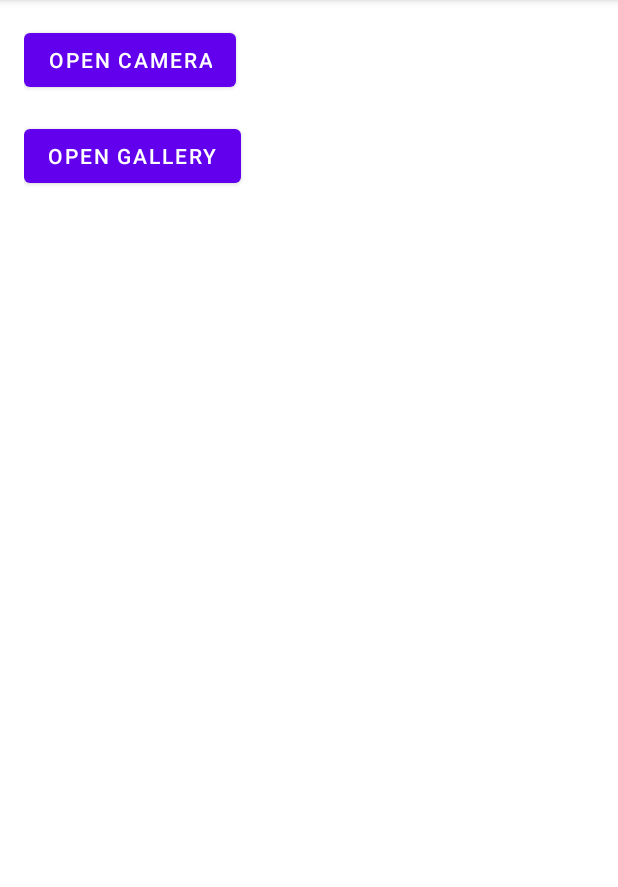
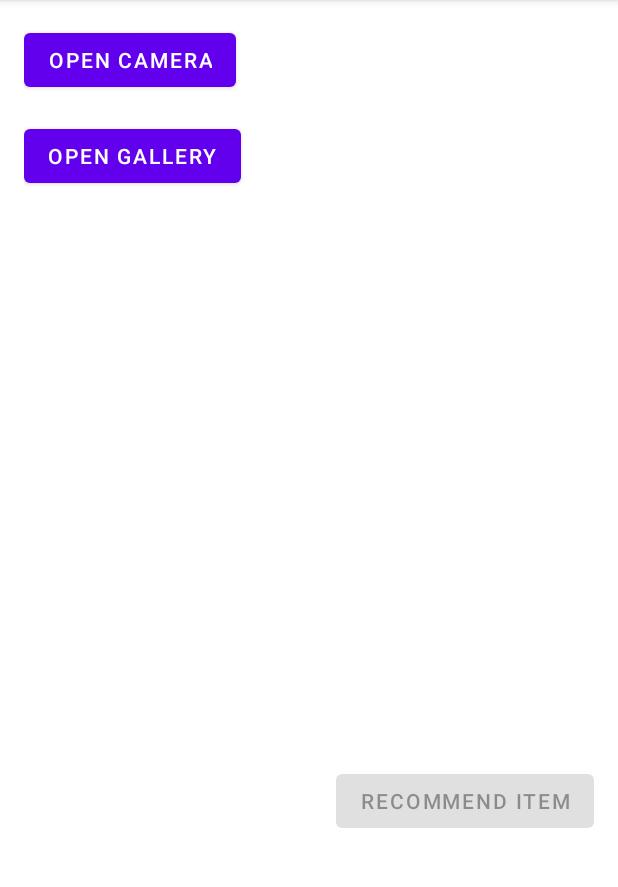
Before and after one commit to wlsgk5535/capstone, an Android app built with Jetpack Compose: the GalleryActivity screen opened directly, with no data from a screen before it, on a phone screen of 412 x 824 dp, the part 84-971 px from its top. Run offline under Robolectric (Android 15) with nearby library versions, the phone set to English and light mode, and no system bars; pictures from the network do not load.

Commit message:
GalleryActivity에서 이미지 비교 및 버튼 추가

```diff
--- a/app/src/main/java/com/example/calculator/GalleryActivity.java
+++ b/app/src/main/java/com/example/calculator/GalleryActivity.java
@@ -45,7 +45,11 @@ public class GalleryActivity extends AppCompatActivity {
     private ImageView imageView;
     private Uri imageUri;
     private String gender; // 성별 정보를 저장할 변수
-    private String sim_filename; //유사한 이미지 파일 이름
+    private String sim_filename; // 유사한 이미지 파일 이름
+    private ImageView similarImageView;
+    private String predictedClass; // 예측된 클래스 저장 변수
+    private Button itemButton; // Result로 이동 버튼
+
     private Uri photoUri;
 
     // ActivityResultLauncher for Camera and Gallery
@@ -64,8 +68,13 @@ public class GalleryActivity extends AppCompatActivity {
 
         // ImageView and Buttons
         imageView = findViewById(R.id.imageView);
+        similarImageView = findViewById(R.id.similar_image_view);
         Button cameraButton = findViewById(R.id.button_camera);
         Button galleryButton = findViewById(R.id.button_gallery);
+        itemButton = findViewById(R.id.button_item); // 새로 추가한 버튼
+
+        // 초기에는 Result 버튼을 비활성화
+        itemButton.setEnabled(false);
 
         // Initialize ActivityResultLaunchers
         setupActivityResultLaunchers();
@@ -86,6 +95,14 @@ public class GalleryActivity extends AppCompatActivity {
             } else {
                 requestPermissions();
             }
+        });
+
+        // Set up Result button listener
+        itemButton.setOnClickListener(v -> {
+            Intent resultIntent = new Intent(GalleryActivity.this, ResultActivity.class);
+            resultIntent.putExtra("predicted_class", predictedClass); // 예측된 클래스 전달
+            resultIntent.putExtra("sim_filename", sim_filename); // sim_filename 전달
+            startActivity(resultIntent);
         });
     }
 
@@ -231,7 +248,7 @@ public class GalleryActivity extends AppCompatActivity {
                 // Flask 서버 URL 설정
                 //URL url = new URL("http://172.30.1.53:5000/upload");
                 //URL url = new URL("http://192.168.0.32:5000/upload");//본인 ip로 바꾸기
-                URL url = new URL("http://192.168.0.57:5000/upload");
+                URL url = new URL("http://192.168.0.93:5000/upload"); //본인 ip로 바꾸기
                 HttpURLConnection connection = (HttpURLConnection) url.openConnection();
                 connection.setRequestMethod("POST");
                 connection.setRequestProperty("Content-Type", "multipart/form-data; boundary=boundary");
@@ -267,7 +284,7 @@ public class GalleryActivity extends AppCompatActivity {
 
                     try {
                         JSONObject jsonResponse = new JSONObject(response.toString());
-                        String predictedClass = jsonResponse.getString("predicted_class");
+                        predictedClass = jsonResponse.getString("predicted_class");
                         String filename = jsonResponse.getString("filename");
                         // .jpg 확장자를 제거하여 숫자만 남기기
                         if (filename.endsWith(".jpg")) {
@@ -276,11 +293,17 @@ public class GalleryActivity extends AppCompatActivity {
 
                         Log.d("FlaskServer", "Received Predicted Class: " + predictedClass);
                         Log.d("FlaskServer", "Received Filename: " + filename);
-                        // ResultActivity를 시작하고 예측된 클래스와 sim_filename 전달
-                        Intent intent = new Intent(GalleryActivity.this, ResultActivity.class);
-                        intent.putExtra("predicted_class", predictedClass); // 예측된 클래스 추가
-                        intent.putExtra("sim_filename", sim_filename); // sim_filename 추가
-                        startActivity(intent); // ResultActivity 시작
+
+                        // Glide로 유사 이미지 로드
+                        runOnUiThread(() -> {
+                            String imageURL = "http://192.168.0.93:5000/get_image/" + filename;
+                            GlideApp.with(this)
+                                    .load(imageURL)
+                                    .into(similarImageView);
+
+                            // Result 버튼 활성화
+                            itemButton.setEnabled(true);
+                        });
 
                     } catch (JSONException e) {
                         e.printStackTrace();
--- a/app/src/main/java/com/example/calculator/GenderActivity.java
+++ b/app/src/main/java/com/example/calculator/GenderActivity.java
@@ -6,10 +6,10 @@ import android.os.Bundle;
 import android.widget.Button;
 import android.content.Intent;
 import android.view.View;
-import android.app.Application;
+
 import com.google.firebase.FirebaseApp;
 import com.google.firebase.FirebaseOptions;
-import android.widget.RadioButton;
+
 import android.widget.RadioGroup;
 import android.util.Log;
 
--- a/app/src/main/java/com/example/calculator/PerfumeRecommend.java
+++ b/app/src/main/java/com/example/calculator/PerfumeRecommend.java
@@ -1,6 +1,5 @@
 package com.example.calculator;
 
-import android.content.Intent;
 import android.os.Bundle;
 
 import androidx.appcompat.app.AppCompatActivity;
--- a/app/src/main/java/com/example/calculator/ResponseData.java
+++ b/app/src/main/java/com/example/calculator/ResponseData.java
@@ -4,7 +4,7 @@ import java.util.List;
 public class ResponseData {
     private String message;
     private List<Item> items;
-
+    private String filename;
     public String getMessage() {
         return message;
     }
@@ -20,4 +20,7 @@ public class ResponseData {
     public void setItems(List<Item> items) {
         this.items = items;
     }
+    public String getFilename() {
+        return filename;
+    }
 }
--- a/app/src/main/java/com/example/calculator/ResultAdapter.java
+++ b/app/src/main/java/com/example/calculator/ResultAdapter.java
@@ -8,8 +8,6 @@ import android.widget.TextView;
 
 import androidx.annotation.NonNull;
 import androidx.recyclerview.widget.RecyclerView;
-
-import com.bumptech.glide.Glide; // Glide 라이브러리로 이미지 로드
 
 import java.util.ArrayList;
 import java.util.List;
--- a/app/src/main/java/com/example/calculator/ui/theme/Theme.kt
+++ b/app/src/main/java/com/example/calculator/ui/theme/Theme.kt
@@ -1,6 +1,5 @@
 package com.example.calculator.ui.theme
 
-import android.app.Activity
 import android.os.Build
 import androidx.compose.foundation.isSystemInDarkTheme
 import androidx.compose.material3.MaterialTheme
--- a/app/src/main/res/layout/activity_gallery_acttivity.xml
+++ b/app/src/main/res/layout/activity_gallery_acttivity.xml
@@ -19,9 +19,34 @@
         android:text="Open Gallery"
         android:layout_marginTop="16dp" />
 
-    <ImageView
-        android:id="@+id/imageView"
+    <!-- Horizontal LinearLayout to place ImageViews side by side -->
+    <LinearLayout
         android:layout_width="match_parent"
-        android:layout_height="400dp"
-        android:scaleType="centerCrop" />
+        android:layout_height="wrap_content"
+        android:orientation="horizontal"
+        android:layout_marginTop="16dp">
+
+        <ImageView
+            android:id="@+id/imageView"
+            android:layout_width="0dp"
+            android:layout_height="350dp"
+            android:layout_weight="1"
+            android:scaleType="centerCrop" />
+
+        <ImageView
+            android:id="@+id/similar_image_view"
+            android:layout_width="0dp"
+            android:layout_height="350dp"
+            android:layout_weight="1"
+            android:contentDescription="Similar Fashion Item Image"
+            android:scaleType="centerCrop" />
+    </LinearLayout>
+
+    <Button
+        android:id="@+id/button_item"
+        android:layout_width="wrap_content"
+        android:layout_height="wrap_content"
+        android:layout_marginTop="16dp"
+        android:layout_gravity="end"
+        android:text="Recommend Item" />
 </LinearLayout>
```
Also changed, not shown: app/src/main/java/com/example/calculator/ResultActivity.java (+20 -5 lines), 1 other file.
